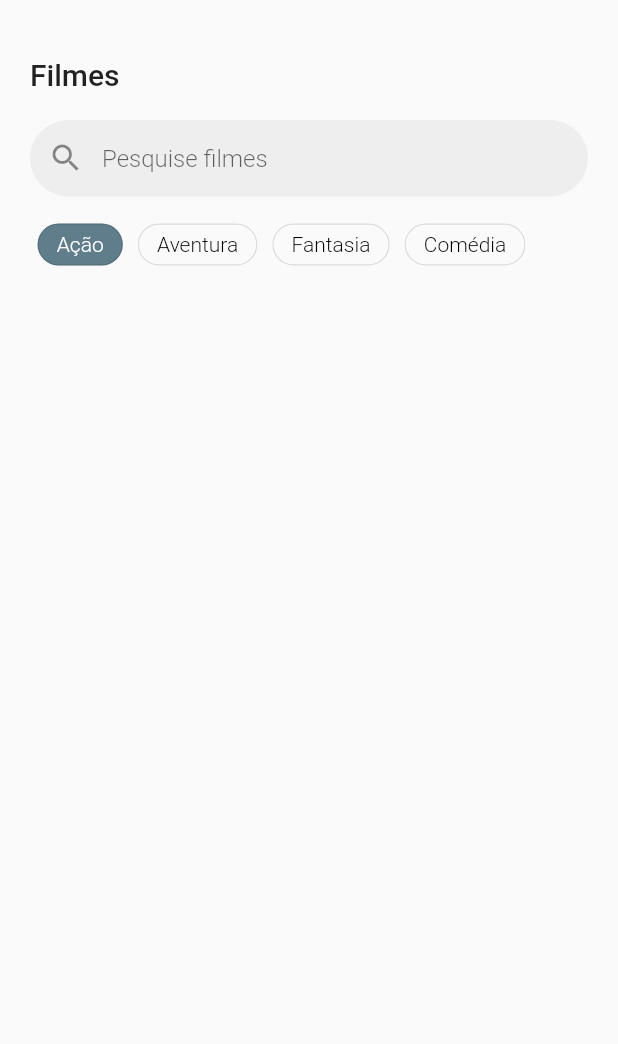
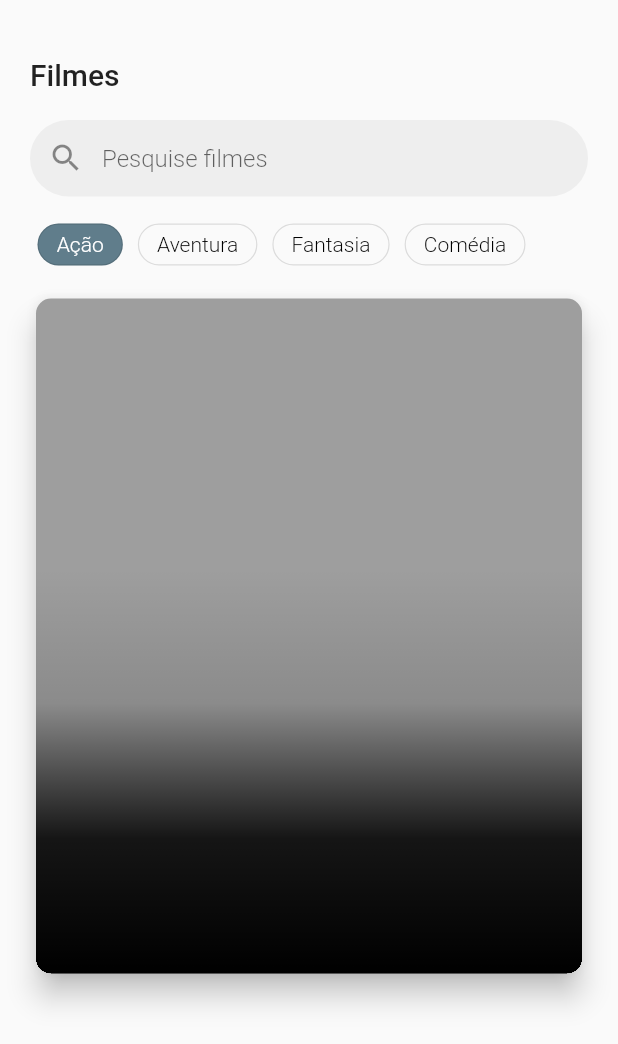
Before and after one commit to eududalim/films_catalog, a Flutter app: the screen it shows after launch, on a phone screen of 412 x 824 dp. Shown: the top 1044 px of the screen. Run offline on Flutter 3.47's test engine with Material 2 defaults, Android fonts, the phone set to English and light mode, and no system bars.

Commit message:
Criaçao do widget CardFilm para homepage

```diff
--- /dev/null
+++ b/lib/app/view/pages/home/card_film.dart
@@ -0,0 +1,30 @@
+import 'package:flutter/material.dart';
+
+class FilmCard extends StatelessWidget {
+  const FilmCard({Key? key}) : super(key: key);
+
+  @override
+  Widget build(BuildContext context) {
+    return Card(
+      clipBehavior: Clip.hardEdge,
+      elevation: 8,
+      color: Colors.grey,
+      shape: RoundedRectangleBorder(borderRadius: BorderRadius.circular(10)),
+      child: Container(
+        height: 450,
+        foregroundDecoration: const BoxDecoration(
+            gradient: LinearGradient(
+                begin: Alignment.topCenter,
+                end: Alignment.bottomCenter,
+                colors: [
+              Colors.transparent,
+              Colors.transparent,
+              Colors.transparent,
+              Colors.black12,
+              Colors.black87,
+              Colors.black
+            ])),
+      ),
+    );
+  }
+}
--- /dev/null
+++ b/lib/app/view/pages/home/elements/categories.dart
@@ -0,0 +1,46 @@
+import 'package:flutter/material.dart';
+
+import 'button_tab.dart';
+
+class Categories extends StatelessWidget {
+  const Categories({
+    Key? key,
+    required this.selectTab,
+  }) : super(key: key);
+
+  final int selectTab;
+
+  @override
+  Widget build(BuildContext context) {
+    return Container(
+      height: 28,
+      alignment: Alignment.center,
+      child: ListView.builder(
+          scrollDirection: Axis.horizontal,
+          physics: const AlwaysScrollableScrollPhysics(),
+          itemCount: 4,
+          itemBuilder: (context, index) {
+            index++;
+
+            final categories = {
+              1: 'Ação',
+              2: 'Aventura',
+              3: 'Fantasia',
+              4: 'Comédia'
+            };
+
+            bool select = false;
+            if (selectTab == (index)) {
+              select = true;
+            } else {
+              select = false;
+            }
+
+            return ButtonTab(
+              select: select,
+              textTab: categories[index] ?? '',
+            );
+          }),
+    );
+  }
+}
--- a/lib/app/view/pages/home/home_page.dart
+++ b/lib/app/view/pages/home/home_page.dart
@@ -1,6 +1,6 @@
+import 'package:films_catalog/app/view/pages/home/card_film.dart';
 import 'package:flutter/material.dart';
-
-import 'elements/button_tab.dart';
+import 'elements/categories.dart';
 import 'elements/search_button.dart';
 
 class HomePage extends StatelessWidget {
@@ -15,8 +15,8 @@ class HomePage extends StatelessWidget {
         body: SafeArea(
           child: Padding(
             padding: const EdgeInsets.all(20),
-            child: Column(
-              mainAxisSize: MainAxisSize.min,
+            child: ListView(
+              // mainAxisSize: MainAxisSize.min,
               children: [
                 Container(
                   child: Text(
@@ -28,36 +28,9 @@ class HomePage extends StatelessWidget {
                 ),
                 const SearchButton(),
                 const SizedBox(height: 18),
-                Container(
-                  height: 28,
-                  alignment: Alignment.center,
-                  child: ListView.builder(
-                      scrollDirection: Axis.horizontal,
-                      physics: const AlwaysScrollableScrollPhysics(),
-                      itemCount: 4,
-                      itemBuilder: (context, index) {
-                        index++;
-
-                        final categories = {
-                          1: 'Ação',
-                          2: 'Aventura',
-                          3: 'Fantasia',
-                          4: 'Comédia'
-                        };
-
-                        bool select = false;
-                        if (selectTab == (index)) {
-                          select = true;
-                        } else {
-                          select = false;
-                        }
-
-                        return ButtonTab(
-                          select: select,
-                          textTab: categories[index] ?? '',
-                        );
-                      }),
-                ),
+                Categories(selectTab: selectTab),
+                const SizedBox(height: 18),
+                FilmCard()
               ],
             ),
           ),
```
